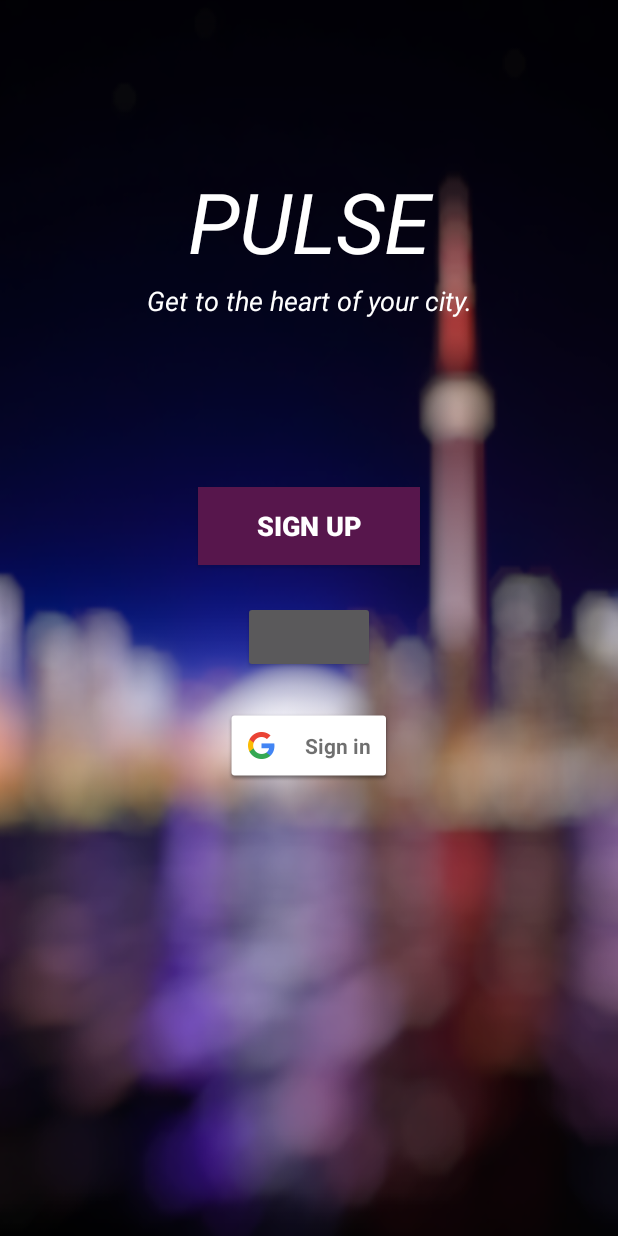
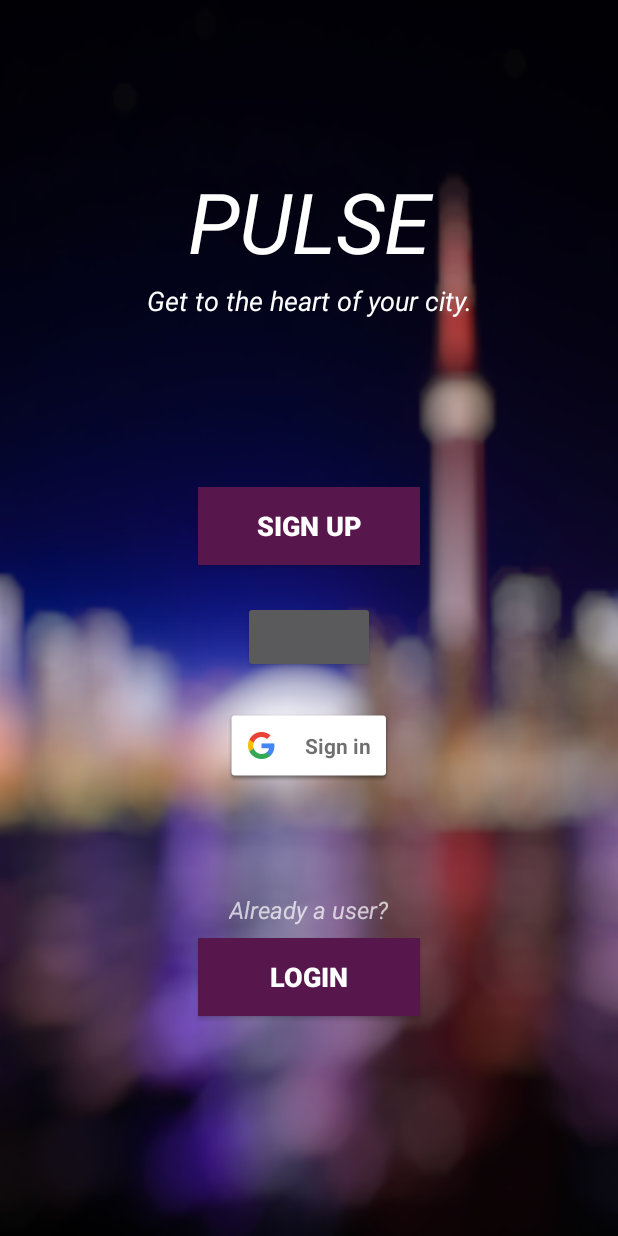
Before and after one commit to LATTECH/Pulse-App, an Android app: the screen it shows after launch (MainActivity), on a phone screen of 412 x 824 dp. Run offline under Robolectric (Android 15) with nearby library versions, the phone set to English and light mode, and no system bars; libraries missing offline, so code that uses them is left out: com.facebook, com.facebook.appevents, com.facebook.login; plain views replace LoginButton; Roboto replaces fonts that are not available here; 10 statements that could not run were skipped.

Commit message:
Updated start up and for you screen

```diff
--- a/SuperLegit/app/src/main/res/layout/activity_main.xml
+++ b/SuperLegit/app/src/main/res/layout/activity_main.xml
@@ -87,4 +87,38 @@
         app:layout_constraintHorizontal_bias="0.501"
         app:layout_constraintStart_toStartOf="parent"
         app:layout_constraintTop_toBottomOf="@+id/login_button" />
+
+    <TextView
+        android:id="@+id/txtAlreadyAUser"
+        android:layout_width="wrap_content"
+        android:layout_height="wrap_content"
+        android:layout_marginBottom="8dp"
+        android:layout_marginEnd="8dp"
+        android:layout_marginStart="8dp"
+        android:layout_marginTop="8dp"
+        android:text="@string/already_a_user"
+        android:textAlignment="center"
+        android:textSize="16sp"
+        android:textStyle="italic"
+        app:layout_constraintBottom_toBottomOf="parent"
+        app:layout_constraintEnd_toEndOf="parent"
+        app:layout_constraintHorizontal_bias="0.498"
+        app:layout_constraintStart_toStartOf="parent"
+        app:layout_constraintTop_toBottomOf="@+id/sign_in_button"
+        app:layout_constraintVertical_bias="0.25" />
+
+    <Button
+        android:id="@+id/loginButton"
+        android:layout_width="148dp"
+        android:layout_height="52dp"
+        android:layout_marginEnd="8dp"
+        android:layout_marginStart="8dp"
+        android:layout_marginTop="8dp"
+        android:background="@color/purple"
+        android:text="@string/login_button"
+        android:textSize="18sp"
+        android:textStyle="bold"
+        app:layout_constraintEnd_toEndOf="parent"
+        app:layout_constraintStart_toStartOf="parent"
+        app:layout_constraintTop_toBottomOf="@+id/txtAlreadyAUser" />
 </android.support.constraint.ConstraintLayout>
--- a/SuperLegit/app/src/main/res/layout/fragment_discover.xml
+++ b/SuperLegit/app/src/main/res/layout/fragment_discover.xml
@@ -19,7 +19,7 @@
         app:menu="@menu/navigation" />
 
     <TextView
-        android:id="@+id/textView"
+        android:id="@+id/txtAlreadyAUser"
         android:layout_width="wrap_content"
         android:layout_height="wrap_content"
         android:layout_marginStart="152dp"
--- a/SuperLegit/app/src/main/res/values/colors.xml
+++ b/SuperLegit/app/src/main/res/values/colors.xml
@@ -15,6 +15,7 @@
     <color name="blackpink">#17081D</color>
     <color name="black">#000000</color>
     <color name="white">#FFFFFF</color>
+    <color name="grey">#212121</color>
 
     <color name = "translucent">#29000000</color>
 </resources>
--- a/SuperLegit/app/src/main/res/values/strings.xml
+++ b/SuperLegit/app/src/main/res/values/strings.xml
@@ -3,6 +3,9 @@
     <string name="title_start_screen">PULSE</string>
     <string name="tagline_start_screen">Get to the heart of your city.</string>
     <string name="sign_up_button">Sign up</string>
+    <string name="already_a_user">Already a user?</string>
+    <string name="login_button">Login</string>
+    <string name="title_for_you">Events For You</string>
     <string name="title_activity_event_page">EventPage</string>
     <string name="title_activity_scrolling">ScrollingActivity</string>
     <string name="facebook_app_id">2020297741558967</string>
```
Also changed, not shown: SuperLegit/app/src/main/res/drawable/gradient.xml (added, +16 -0 lines), SuperLegit/app/src/main/res/layout/fragment_foryou.xml (+6 -4 lines).
